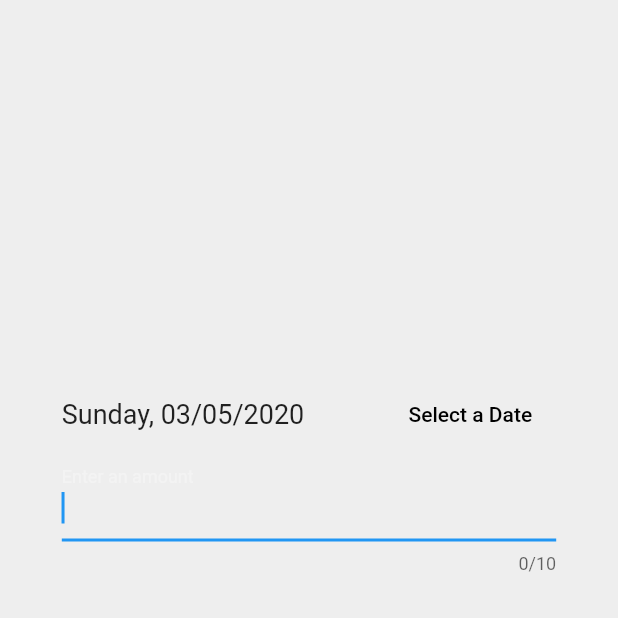
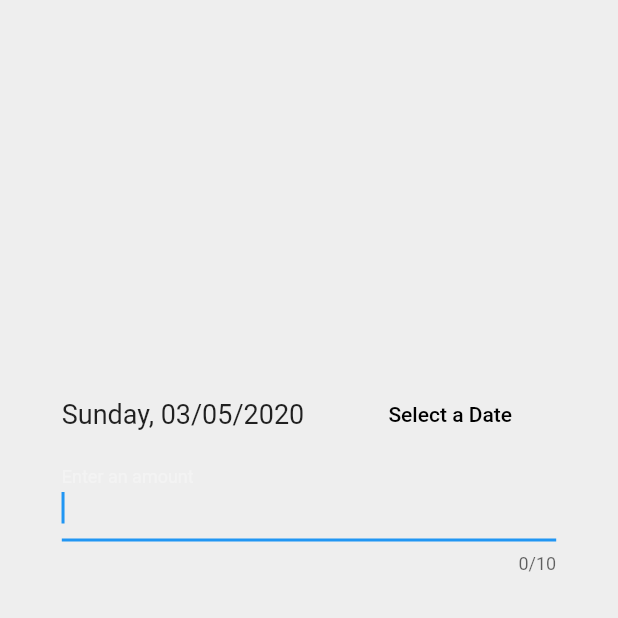
Before and after one commit to usavas/budgee, a Flutter app: the AddTransaction screen opened directly with sample values from the repository, on a phone screen of 412 x 824 dp, the top half of it. Run offline on Flutter 3.47's test engine with Material 2 defaults, Android fonts, the phone set to English and light mode, and no system bars; our stand-ins replace charts_flutter, pie_chart, shared_preferences, sqflite; missing offline and left inert: admob_flutter; accounts and stored records are empty; Roboto replaces fonts that are missing (OpenSans).

Commit message:
run on multiple devices modifications expanded widget added in multiple places for responsiveness

```diff
--- a/lib/UI/screens/account/add_transaction.dart
+++ b/lib/UI/screens/account/add_transaction.dart
@@ -42,7 +42,7 @@ class _AddTransactionState extends State<AddTransaction> {
     );
     if (picked != null && picked != selectedDate)
       setState(() {
-        // Adding some hours (apparently equal or greater than 9) is required to include the first day of month in the month-group
+        //? Adding some hours (apparently equal or greater than 9) is required to include the first day of month in the month-group
         selectedDate = picked.add(Duration(hours: 12, minutes: 30));
       });
   }
@@ -74,14 +74,19 @@ class _AddTransactionState extends State<AddTransaction> {
                       Row(
                         mainAxisAlignment: MainAxisAlignment.spaceBetween,
                         children: <Widget>[
-                          Text(
-                            getOnlyDateString(selectedDate).toString(),
-                            textAlign: TextAlign.start,
+                          Expanded(
+                            flex: 4,
+                            child: Text(
+                              getOnlyDateString(selectedDate).toString(),
+                              textAlign: TextAlign.start,
+                            ),
                           ),
-                          FlatButton(
-                            child: Text("Select a Date"),
-                            onPressed: () => _selectDate(context),
-                          )
+                          Expanded(
+                              flex: 3,
+                              child: FlatButton(
+                                child: Text("Select a Date"),
+                                onPressed: () => _selectDate(context),
+                              )),
                         ],
                       ),
                       _padding,
--- a/lib/UI/screens/widgets/advertisement_view.dart
+++ b/lib/UI/screens/widgets/advertisement_view.dart
@@ -1,5 +1,6 @@
 import 'package:admob_flutter/admob_flutter.dart';
-import 'package:expenses/UI/assets/admob_helper.dart';
+import 'package:expenses/UI/helper/admob_helper.dart';
+import 'package:expenses/UI/screens/widgets/advertisement_placeholder.dart';
 import 'package:flutter/material.dart';
 
 class BannerAdvertisementView extends StatelessWidget {
@@ -7,6 +8,10 @@ class BannerAdvertisementView extends StatelessWidget {
 
   @override
   Widget build(BuildContext context) {
+    return AdvertisementPlaceHolder();
+  }
+
+  Widget _getAddWidget(){
     return Container(
         child: AdmobBanner(
       adUnitId: AdmobHelper.admobTestBannerAdId,
--- a/lib/main.dart
+++ b/lib/main.dart
@@ -3,7 +3,7 @@ import 'package:expenses/UI/screens/account/providers/current_month_year_provide
 import 'package:flutter/material.dart';
 import 'package:provider/provider.dart';
 
-import 'UI/assets/admob_helper.dart';
+import 'UI/helper/admob_helper.dart';
 import 'UI/themes/dark_theme_styles.dart';
 import 'UI/themes/darktheme_provider.dart';
 import 'UI/screens/bottomnavigation.dart';
--- a/pubspec.yaml
+++ b/pubspec.yaml
@@ -20,6 +20,7 @@ dependencies:
   flutter:
     sdk: flutter
 
+  auto_size_text: ^2.1.0
   admob_flutter: ^0.3.4
   charts_flutter: ^0.9.0
   modern_charts: ^0.1.19
```
Also changed, not shown: lib/UI/helper/admob_helper.dart (renamed from lib/UI/assets/admob_helper.dart), pubspec.lock, 1 other file.
